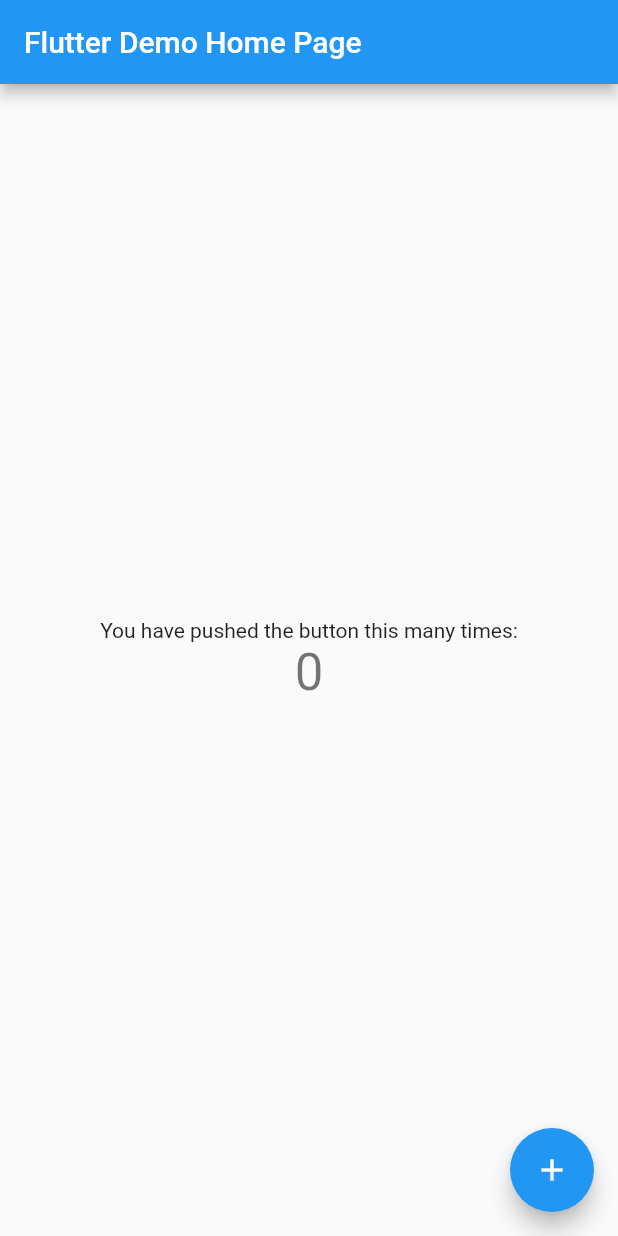
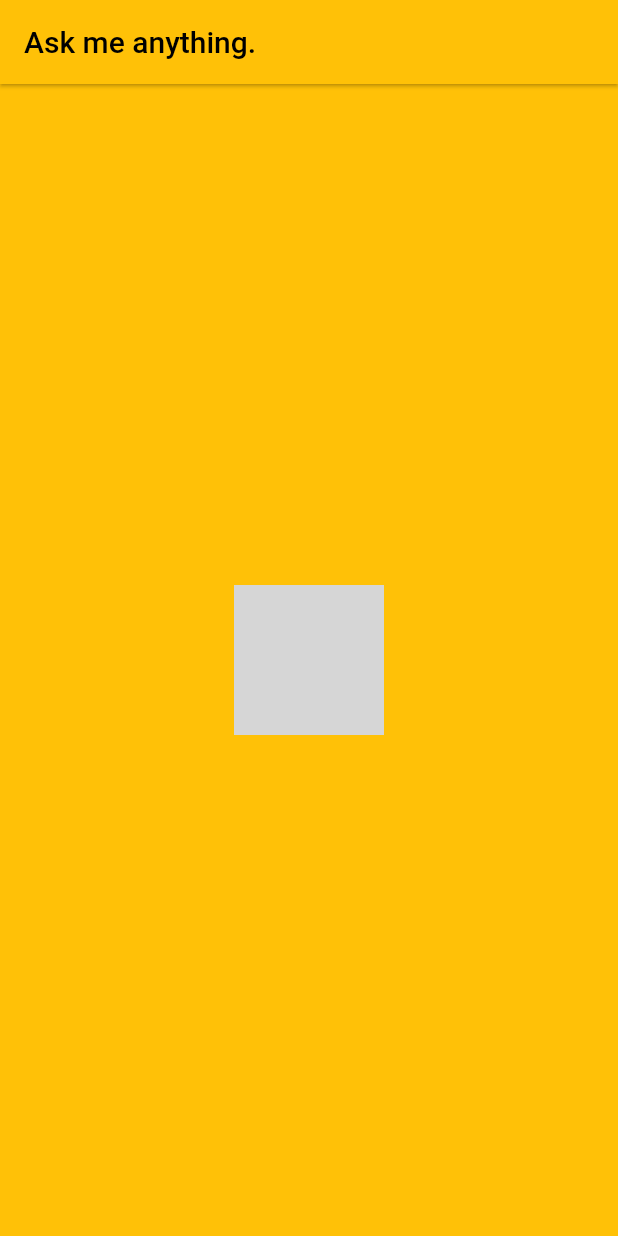
Before and after one commit to sammyodiagbe/magic_8, a Flutter app: the screen it shows after launch, on a phone screen of 412 x 824 dp. Run offline on Flutter 3.47's test engine with Material 2 defaults, Android fonts, the phone set to English and light mode, and no system bars; grey boxes are pictures that could not be loaded.

Commit message:
adding the assets images

```diff
--- a/lib/main.dart
+++ b/lib/main.dart
@@ -1,115 +1,48 @@
-import 'package:flutter/material.dart';
+import "package:flutter/material.dart";
 
 void main() {
-  runApp(const MyApp());
+  runApp(Home());
 }
 
-class MyApp extends StatelessWidget {
-  const MyApp({Key? key}) : super(key: key);
+class Home extends StatelessWidget {
+  const Home({Key? key}) : super(key: key);
 
-  // This widget is the root of your application.
-  @override
   Widget build(BuildContext context) {
     return MaterialApp(
-      title: 'Flutter Demo',
+      debugShowCheckedModeBanner: false,
+      title: 'Magic 8',
+      home: Magic8(),
       theme: ThemeData(
-        // This is the theme of your application.
-        //
-        // Try running your application with "flutter run". You'll see the
-        // application has a blue toolbar. Then, without quitting the app, try
-        // changing the primarySwatch below to Colors.green and then invoke
-        // "hot reload" (press "r" in the console where you ran "flutter run",
-        // or simply save your changes to "hot reload" in a Flutter IDE).
-        // Notice that the counter didn't reset back to zero; the application
-        // is not restarted.
-        primarySwatch: Colors.blue,
+        primaryColor: Colors.amber,
+        appBarTheme: AppBarTheme(
+          backgroundColor: Colors.amber,
+          foregroundColor: Colors.black,
+          elevation: 1,
+        ),
       ),
-      home: const MyHomePage(title: 'Flutter Demo Home Page'),
     );
   }
 }
 
-class MyHomePage extends StatefulWidget {
-  const MyHomePage({Key? key, required this.title}) : super(key: key);
+class Magic8 extends StatefulWidget {
+  const Magic8({Key? key}) : super(key: key);
 
-  // This widget is the home page of your application. It is stateful, meaning
-  // that it has a State object (defined below) that contains fields that affect
-  // how it looks.
-
-  // This class is the configuration for the state. It holds the values (in this
-  // case the title) provided by the parent (in this case the App widget) and
-  // used by the build method of the State. Fields in a Widget subclass are
-  // always marked "final".
-
-  final String title;
-
-  @override
-  State<MyHomePage> createState() => _MyHomePageState();
+  State<Magic8> createState() => _Magic8State();
 }
 
-class _MyHomePageState extends State<MyHomePage> {
-  int _counter = 0;
-
-  void _incrementCounter() {
-    setState(() {
-      // This call to setState tells the Flutter framework that something has
-      // changed in this State, which causes it to rerun the build method below
-      // so that the display can reflect the updated values. If we changed
-      // _counter without calling setState(), then the build method would not be
-      // called again, and so nothing would appear to happen.
-      _counter++;
-    });
-  }
-
-  @override
+class _Magic8State extends State<Magic8> {
   Widget build(BuildContext context) {
-    // This method is rerun every time setState is called, for instance as done
-    // by the _incrementCounter method above.
-    //
-    // The Flutter framework has been optimized to make rerunning build methods
-    // fast, so that you can just rebuild anything that needs updating rather
-    // than having to individually change instances of widgets.
     return Scaffold(
+      backgroundColor: Colors.amber,
       appBar: AppBar(
-        // Here we take the value from the MyHomePage object that was created by
-        // the App.build method, and use it to set our appbar title.
-        title: Text(widget.title),
+        title: Text('Ask me anything.'),
       ),
       body: Center(
-        // Center is a layout widget. It takes a single child and positions it
-        // in the middle of the parent.
-        child: Column(
-          // Column is also a layout widget. It takes a list of children and
-          // arranges them vertically. By default, it sizes itself to fit its
-          // children horizontally, and tries to be as tall as its parent.
-          //
-          // Invoke "debug painting" (press "p" in the console, choose the
-          // "Toggle Debug Paint" action from the Flutter Inspector in Android
-          // Studio, or the "Toggle Debug Paint" command in Visual Studio Code)
-          // to see the wireframe for each widget.
-          //
-          // Column has various properties to control how it sizes itself and
-          // how it positions its children. Here we use mainAxisAlignment to
-          // center the children vertically; the main axis here is the vertical
-          // axis because Columns are vertical (the cross axis would be
-          // horizontal).
-          mainAxisAlignment: MainAxisAlignment.center,
-          children: <Widget>[
-            const Text(
-              'You have pushed the button this many times:',
-            ),
-            Text(
-              '$_counter',
-              style: Theme.of(context).textTheme.headline4,
-            ),
-          ],
+        child: Image(
+          image: AssetImage('/images/ball1.png'),
+          width: 100,
         ),
       ),
-      floatingActionButton: FloatingActionButton(
-        onPressed: _incrementCounter,
-        tooltip: 'Increment',
-        child: const Icon(Icons.add),
-      ), // This trailing comma makes auto-formatting nicer for build methods.
     );
   }
 }
```
Also changed, not shown: pubspec.yaml (+3 -6 lines), images/ball1.png (added), images/ball2.png (added), images/ball3.png (added), images/ball4.png (added), images/ball5.png (added), 1 other file.
